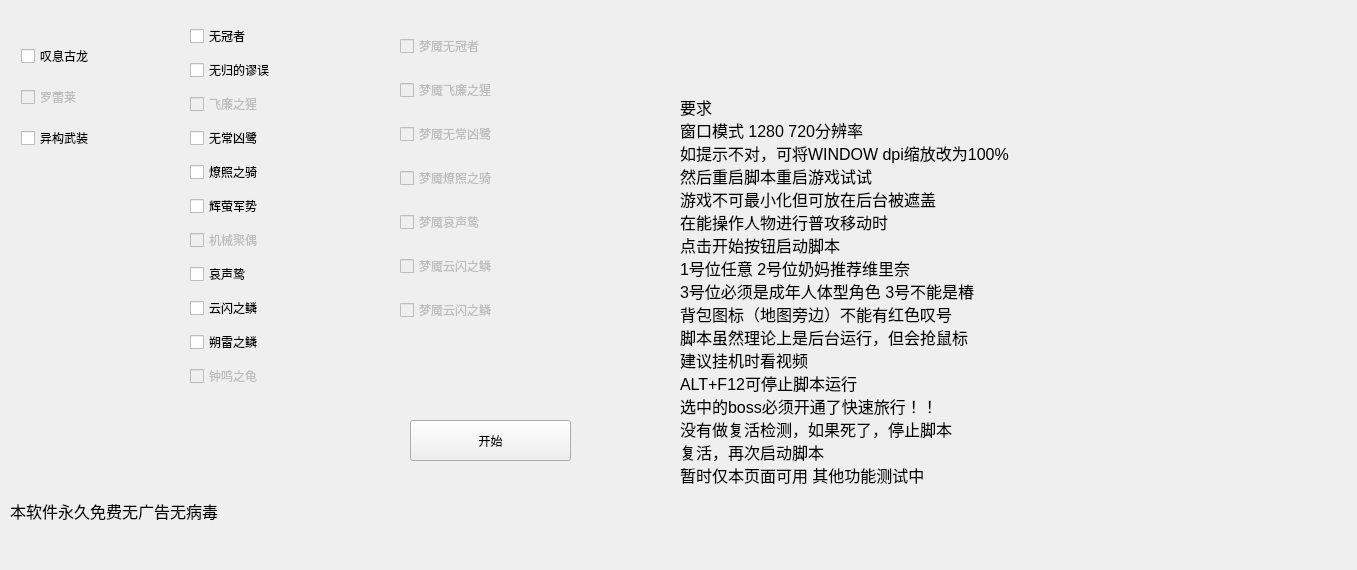
This is normalbosspanel.ui in A-SunsetMkt-Forks/wuwaBackendTool as Qt 5 draws it before an edit. The edited form follows.
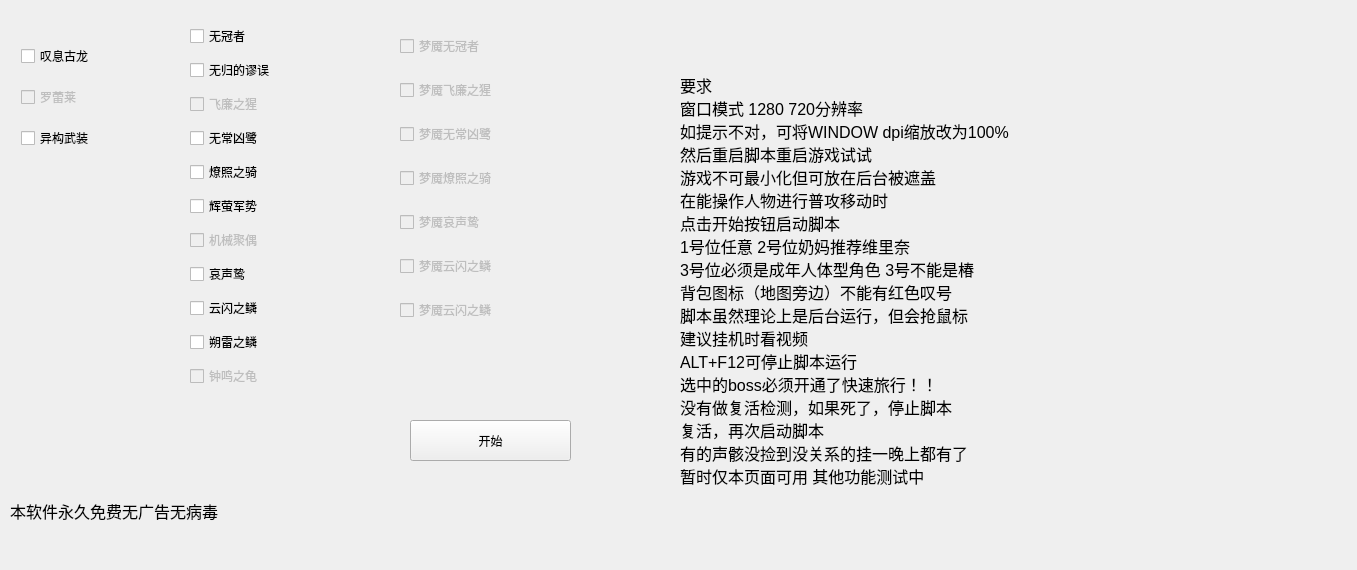
This is the edited form.

Commit message: 略微增加等待时间

```diff
--- a/normalbosspanel.ui
+++ b/normalbosspanel.ui
@@ -267,9 +267,9 @@
    <property name="geometry">
     <rect>
      <x>680</x>
-     <y>20</y>
+     <y>0</y>
      <width>521</width>
-     <height>541</height>
+     <height>561</height>
     </rect>
    </property>
    <property name="font">
@@ -294,6 +294,7 @@
 选中的boss必须开通了快速旅行！！
 没有做复活检测，如果死了，停止脚本
 复活，再次启动脚本
+有的声骸没捡到没关系的挂一晚上都有了
 暂时仅本页面可用 其他功能测试中</string>
    </property>
   </widget>
```
The commit also changes 2 other files.
